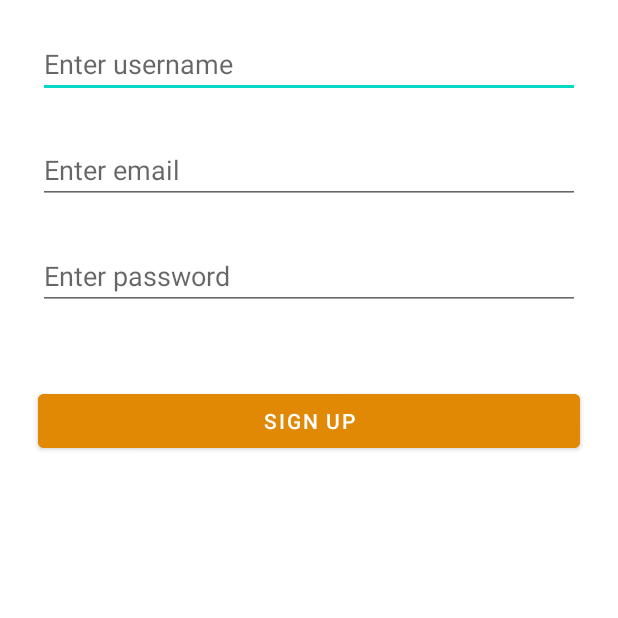
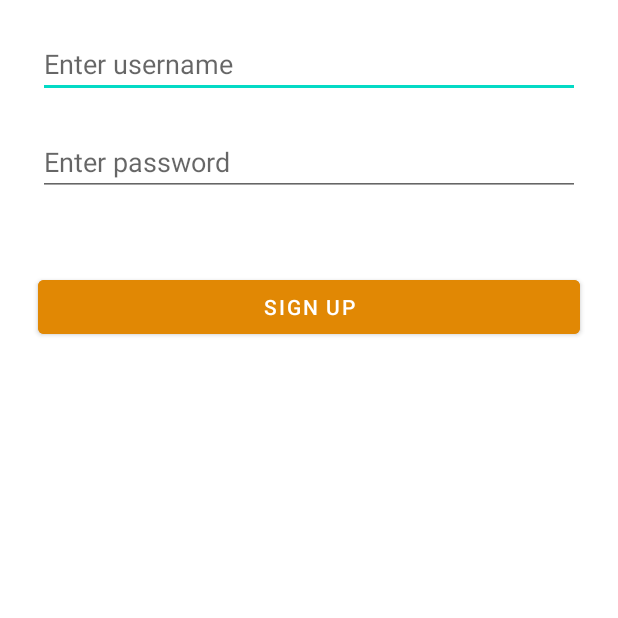
Before and after one commit to Gregorydrummond/PickUp, an Android app: the fragment SignupFragment shown on its own in the app's theme, after a tap on "SIGN UP", on a phone screen of 412 x 824 dp, the top half of it. Run offline under Robolectric (Android 15) with nearby library versions, the phone set to English and light mode, and no system bars; libraries missing offline, so code that uses them is left out: com.parse; Roboto replaces fonts that are not available here.

Commit message:
User Authentication - Removed email requirement

```diff
--- a/app/src/main/java/com/example/pickup/fragments/userAuthentication/SignupFragment.java
+++ b/app/src/main/java/com/example/pickup/fragments/userAuthentication/SignupFragment.java
@@ -32,7 +32,6 @@ public class SignupFragment extends Fragment {
     private static final String TAG = "SignupFragment";
 
     EditText etUsername;
-    EditText etEmail;
     EditText etPassword;
     Button btnSignup;
 
@@ -90,7 +89,6 @@ public class SignupFragment extends Fragment {
 
         //Find components
         etUsername = view.findViewById(R.id.etUsername);
-        etEmail = view.findViewById(R.id.etEmail);
         etPassword = view.findViewById(R.id.etPassword);
         btnSignup = view.findViewById(R.id.btnSignup);
 
@@ -99,37 +97,24 @@ public class SignupFragment extends Fragment {
             @Override
             public void onClick(View v) {
                 String username = etUsername.getText().toString();
-                String email = etEmail.getText().toString();
                 String password = etPassword.getText().toString();
 
-                //Error handler
-                if(username.isEmpty()) {
-                    Toast.makeText(getContext(), "Username required", Toast.LENGTH_SHORT).show();
-                    Log.i(TAG, "onClick: Username is empty");
-                    return;
-                }
                 if(password.isEmpty()) {
                     Toast.makeText(getContext(), "Password required", Toast.LENGTH_SHORT).show();
                     Log.i(TAG, "onClick: Password is empty");
                     return;
                 }
-                if(email.isEmpty()) {
-                    Toast.makeText(getContext(), "Email required", Toast.LENGTH_SHORT).show();
-                    Log.i(TAG, "onClick: Email is empty");
-                    return;
-                }
 
-                signupUser(username, email, password);
+                signupUser(username, password);
 
             }
         });
     }
 
-    private void signupUser(String username, String email, String password) {
+    private void signupUser(String username, String password) {
         //Create the ParseUser & set properties
         ParseUser user = new ParseUser();
         user.setUsername(username);
-        user.setEmail(email);
         user.setPassword(password);
 
         //Sign in background
--- a/app/src/main/res/layout/fragment_signup.xml
+++ b/app/src/main/res/layout/fragment_signup.xml
@@ -23,25 +23,14 @@
         android:id="@+id/etPassword"
         android:layout_width="wrap_content"
         android:layout_height="wrap_content"
-        android:layout_below="@+id/etEmail"
+        android:layout_below="@+id/etUsername"
         android:layout_alignStart="@+id/etUsername"
         android:layout_alignEnd="@+id/etUsername"
-        android:layout_marginTop="25dp"
+        android:layout_centerHorizontal="true"
+        android:layout_marginTop="20dp"
         android:ems="10"
         android:hint="Enter password"
         android:inputType="textPassword" />
-
-    <EditText
-        android:id="@+id/etEmail"
-        android:layout_width="wrap_content"
-        android:layout_height="wrap_content"
-        android:layout_below="@+id/etUsername"
-        android:layout_alignStart="@+id/etUsername"
-        android:layout_alignEnd="@+id/etUsername"
-        android:layout_marginTop="25dp"
-        android:ems="10"
-        android:hint="Enter email"
-        android:inputType="textPersonName" />
 
     <Button
         android:id="@+id/btnSignup"
```
